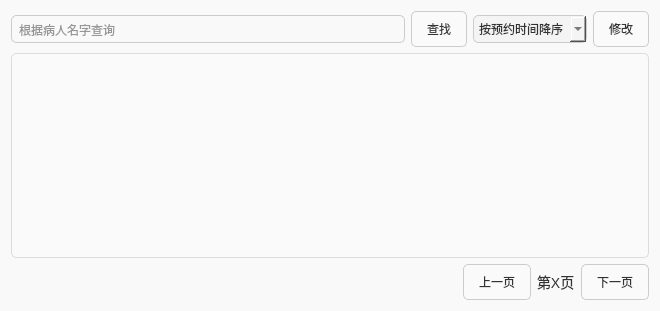
First picture: the form in reserveview.ui, repository zhuguotiao/Lab, before the edit.
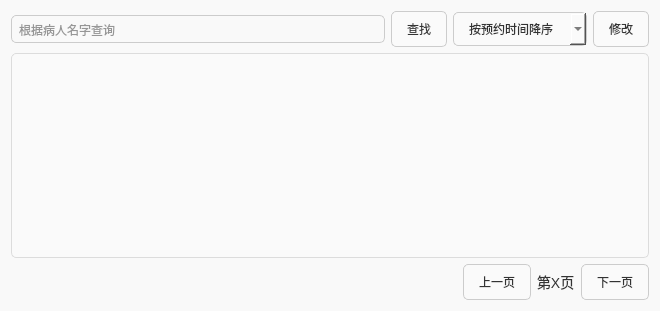
Second picture: the form after the edit. Icons and pictures are not drawn.

What changed in the file:
```diff
--- a/reserveview.ui
+++ b/reserveview.ui
@@ -72,12 +72,7 @@
      <item>
       <widget class="QComboBox" name="orderCombo">
        <property name="styleSheet">
-        <string notr="true">QComboBox {
-          background-color: #f4f4f4;
-          border-radius: 5px;
-          padding: 5px;
-         }
-        </string>
+        <string notr="true"/>
        </property>
        <item>
         <property name="text">
```
Left out of the diff: 20 changed lines with no effect on the pictures.
